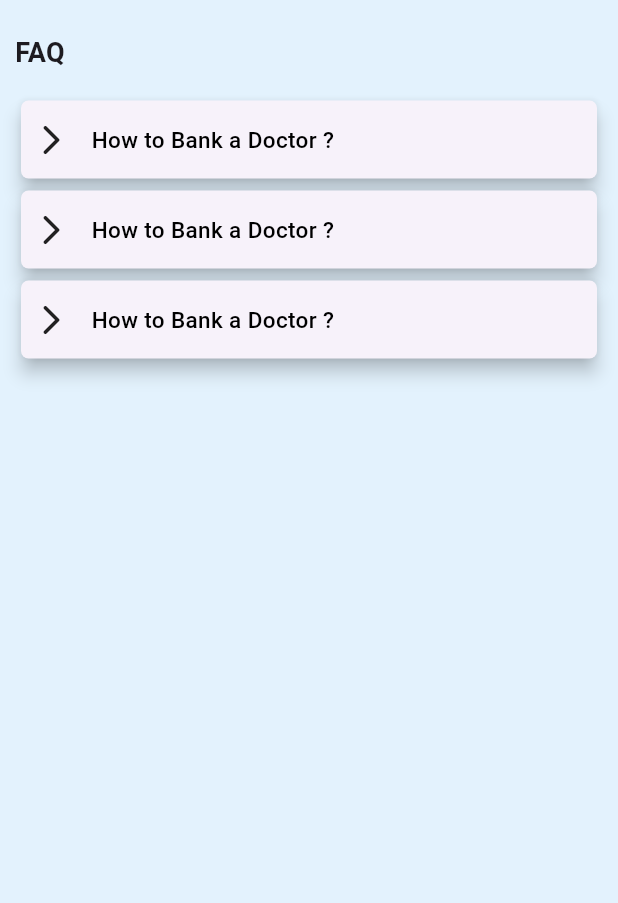
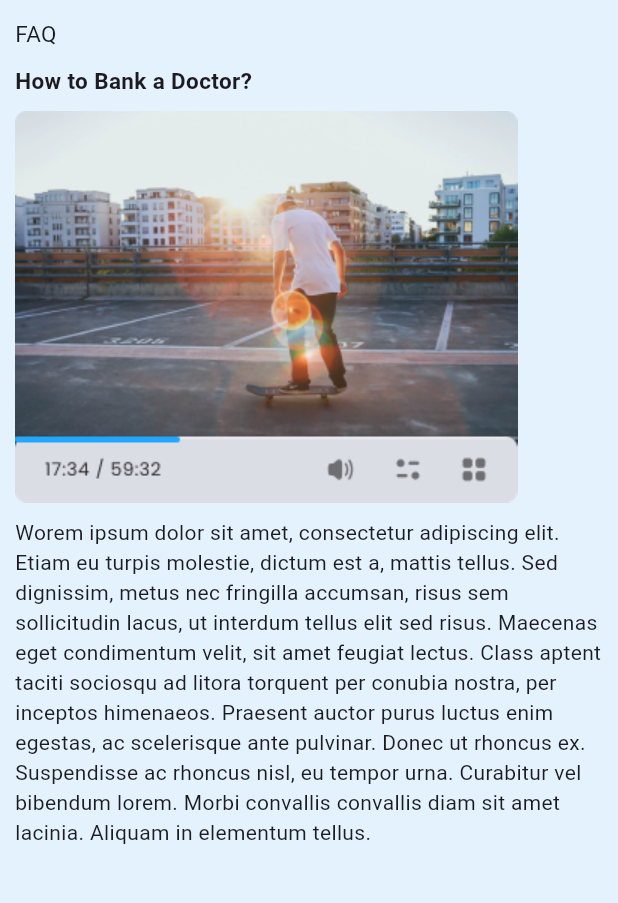
Before and after one commit to fahimshahariar09/doctor_appointment_project, a Flutter app: the Faq screen opened directly, after a tap on "How to Bank a Doctor ?", on a phone screen of 412 x 824 dp, the part 66-969 px from its top. Run offline on Flutter 3.47's test engine with Material 3 defaults, Android fonts, the phone set to English and light mode, and no system bars; our stand-ins replace animated_notch_bottom_bar, get.

Commit message:
first commit

```diff
--- a/lib/constants/images.dart
+++ b/lib/constants/images.dart
@@ -5,4 +5,5 @@ class AppImages{
   static String doctor ="assets/images/doctor.png";
   static String doctor1 ="assets/images/doctor1.png";
   static String slide ="assets/images/slide.png";
+  static String video ="assets/images/video.png";
 }
--- a/lib/main.dart
+++ b/lib/main.dart
@@ -1,3 +1,4 @@
+import 'package:doctor_appointment_project/view/screen/faq/faq.dart';
 import 'package:doctor_appointment_project/view/screen/splash/splash_screen.dart';
 import 'package:flutter/material.dart';
 import 'package:get/get.dart';
--- a/lib/view/screen/faq/faq.dart
+++ b/lib/view/screen/faq/faq.dart
@@ -1,5 +1,7 @@
 import 'package:doctor_appointment_project/view/common_widget/common_card.dart';
+import 'package:doctor_appointment_project/view/screen/faq/faq_page.dart';
 import 'package:flutter/material.dart';
+import 'package:get/get.dart';
 
 class Faq extends StatelessWidget {
   const Faq({super.key});
@@ -52,7 +54,9 @@ class Faq extends StatelessWidget {
                           itemCount: 3,
                           itemBuilder: (context, index) {
                         return CommonCard(
-                          onTap: () {},
+                          onTap: () {
+                            Get.to(FaqPage());
+                          },
                           text: 'How to Bank a Doctor ?',
                         );
                       }),
--- /dev/null
+++ b/lib/view/screen/faq/faq_page.dart
@@ -0,0 +1,68 @@
+import 'package:doctor_appointment_project/constants/images.dart';
+import 'package:flutter/material.dart';
+
+class FaqPage extends StatelessWidget {
+  const FaqPage({super.key});
+
+  @override
+  Widget build(BuildContext context) {
+    return Scaffold(
+      backgroundColor: Colors.blue.shade50,
+      appBar: AppBar(
+        backgroundColor: Colors.blue.shade50,
+        title: Image.asset(
+          "assets/icon/Medico.png",
+          height: 32,
+        ),
+        centerTitle: true,
+        actions: [
+          IconButton(
+            onPressed: () {},
+            icon: const Icon(
+              Icons.notifications_none_outlined,
+              size: 30,
+            ),
+          ),
+          const SizedBox(width: 10),
+        ],
+      ),
+      body: SingleChildScrollView(
+        child: Padding(
+          padding: const EdgeInsets.symmetric(horizontal: 10),
+          child: Column(
+            crossAxisAlignment: CrossAxisAlignment.start,
+            children: [
+              const Text(
+                "FAQ",
+                style: TextStyle(
+                  fontSize: 15,
+                  fontWeight: FontWeight.w400,
+                ),
+              ),
+              const SizedBox(height: 10),
+              const Text(
+                "How to Bank a Doctor?",
+                style: TextStyle(
+                  fontWeight: FontWeight.w600,
+                  fontSize: 15,
+                ),
+              ),
+              const SizedBox(height: 10),
+              Image.asset(AppImages.video),
+              const SizedBox(
+                height: 10,
+              ),
+              const Text(
+                "Worem ipsum dolor sit amet, consectetur adipiscing elit. Etiam eu turpis molestie, dictum est a, mattis tellus. Sed dignissim, metus nec fringilla accumsan, risus sem sollicitudin lacus, ut interdum tellus elit sed risus. Maecenas eget condimentum velit, sit amet feugiat lectus. Class aptent taciti sociosqu ad litora torquent per conubia nostra, per inceptos himenaeos. Praesent auctor purus luctus enim egestas, ac scelerisque ante pulvinar. Donec ut rhoncus ex. Suspendisse ac rhoncus nisl, eu tempor urna. Curabitur vel bibendum lorem. Morbi convallis convallis diam sit amet lacinia. Aliquam in elementum tellus.",
+                style: TextStyle(
+                  fontWeight: FontWeight.w400,
+                  fontSize: 14,
+                ),
+              ),
+            ],
+          ),
+        ),
+      ),
+    );
+  }
+}
--- a/pubspec.yaml
+++ b/pubspec.yaml
@@ -38,6 +38,8 @@ dependencies:
   get: ^4.6.6
   http: ^1.2.2
   animated_notch_bottom_bar: ^1.0.3
+  video_player: ^2.8.5
+  flick_video_player: ^0.5.0
 
 dev_dependencies:
   flutter_test:
```
Also changed, not shown: assets/images/video.png (added), pubspec.lock.
